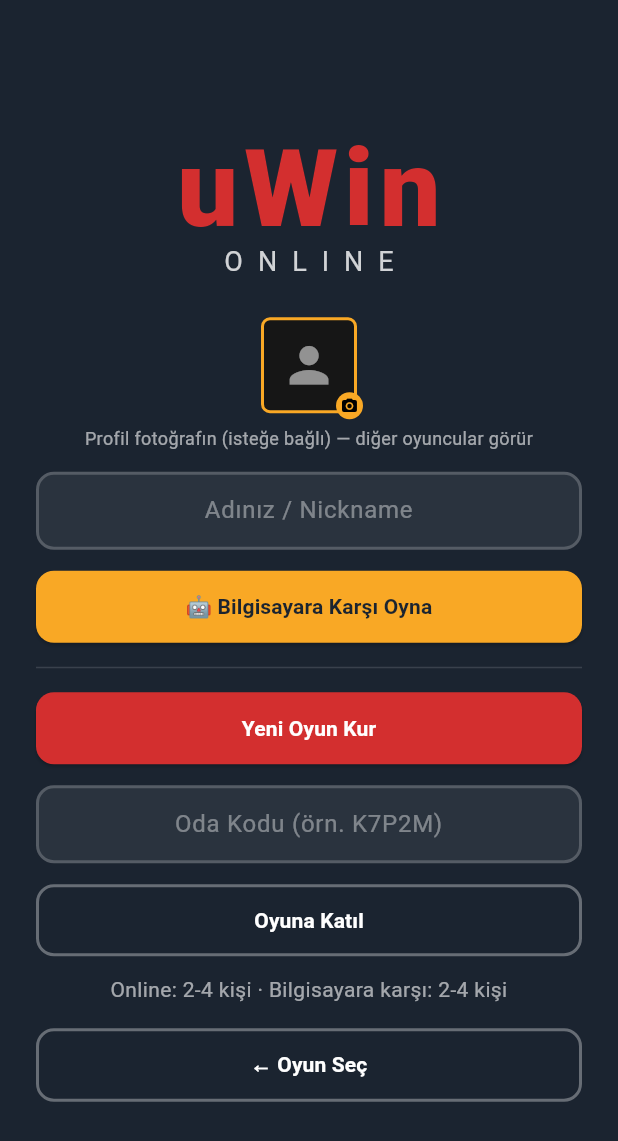
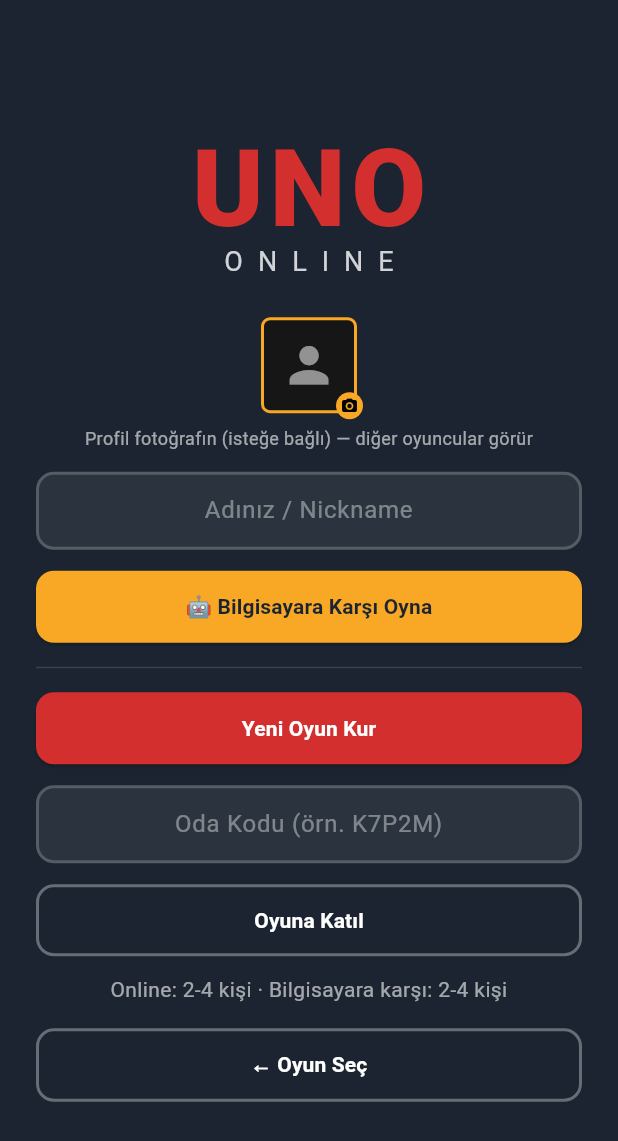
Before and after one commit to lutfuerkul/uno_online, a Flutter app: the HomeScreen screen opened directly, on a phone screen of 412 x 824 dp. Shown: the top 1141 px of the screen. Run offline on Flutter 3.47's test engine with Material 3 defaults, Android fonts, the phone set to English and light mode, and no system bars; our stand-ins replace cloud_firestore, firebase_core, image_picker, package_info_plus, shared_preferences; accounts and stored records are empty; network calls fail.

Commit message:
Lobi basligi UNO'ya geri dondu; rakip tek kart etiketi 'Son 1' oldu
Co-Authored-By: Claude <noreply@anthropic.com>
Claude-Session: https://claude.ai/code/session_01GyfxgR9s5GPCGdnYU6EDcs

```diff
--- a/lib/screens/home_screen.dart
+++ b/lib/screens/home_screen.dart
@@ -109,7 +109,7 @@ class _HomeScreenState extends State<HomeScreen> {
               mainAxisSize: MainAxisSize.min,
               children: [
                 const Text(
-                  'uWin',
+                  'UNO',
                   style: TextStyle(
                     fontSize: 72,
                     fontWeight: FontWeight.w900,
--- a/lib/widgets/uno_board_view.dart
+++ b/lib/widgets/uno_board_view.dart
@@ -523,7 +523,7 @@ class _OpponentTile extends StatelessWidget {
             ),
           Text('$count kart', style: const TextStyle(color: UnoColors.muted, fontSize: 12)),
           if (count == 1)
-            const Text('uWin', style: TextStyle(color: UnoColors.unoTag, fontSize: 16, fontWeight: FontWeight.w800)),
+            const Text('Son 1', style: TextStyle(color: UnoColors.unoTag, fontSize: 16, fontWeight: FontWeight.w800)),
         ],
       ),
     );
```
